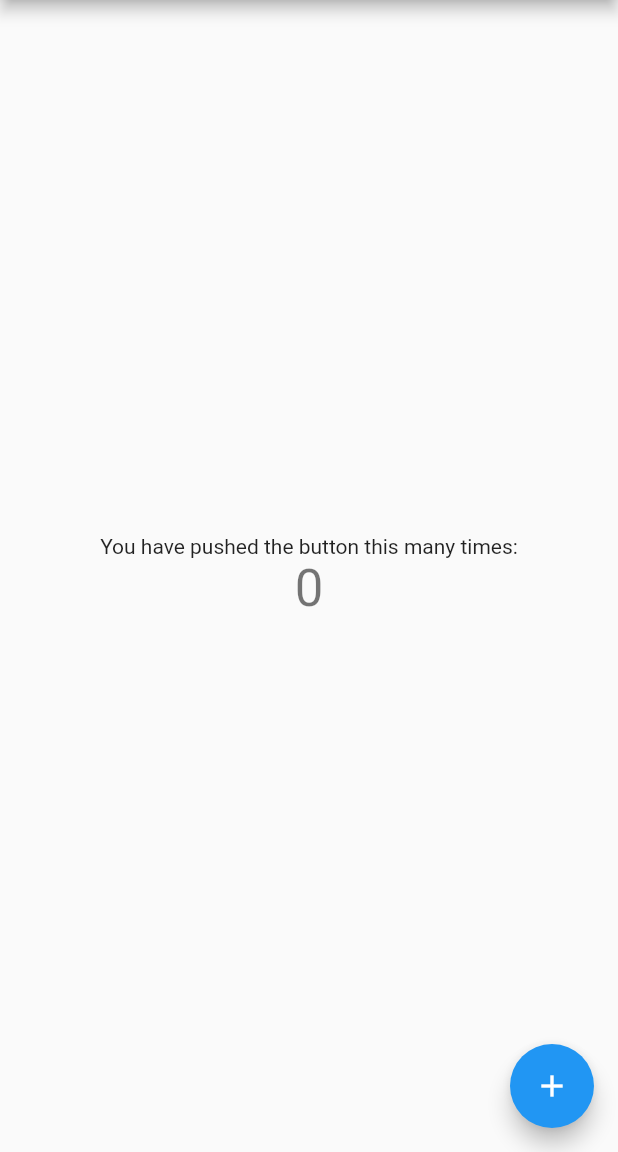
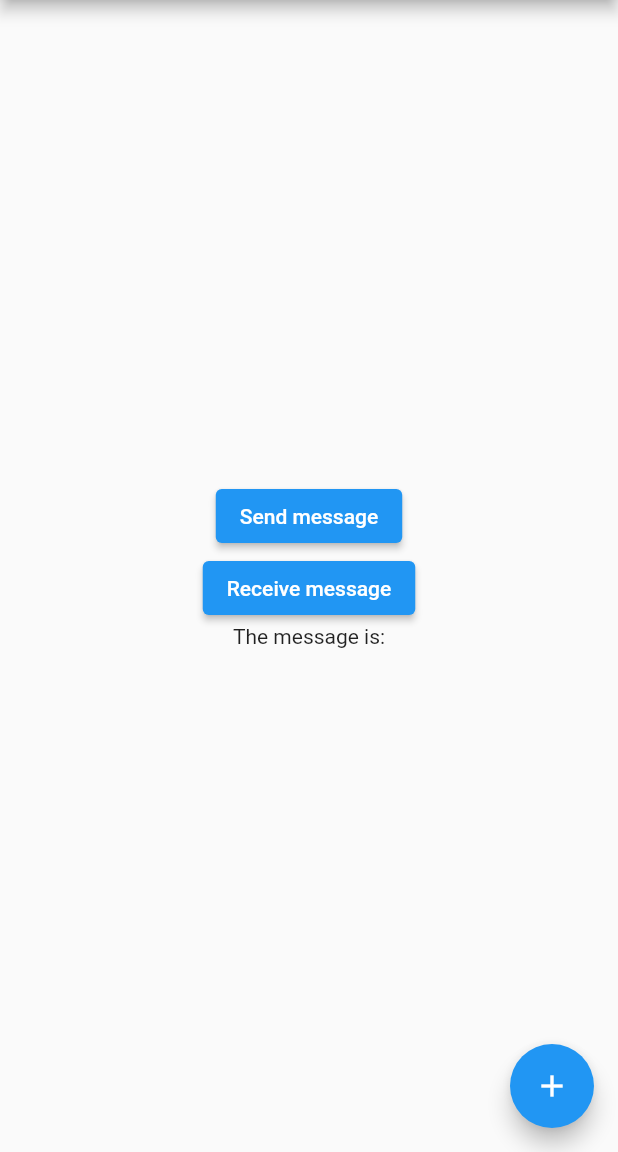
Before and after one commit to Voklen/Messaging, a Flutter app: the screen it shows after launch, on a phone screen of 412 x 824 dp, the part 84-1236 px from its top. Run offline on Flutter 3.47's test engine with Material 2 defaults, Android fonts, the phone set to English and light mode, and no system bars.

```diff
--- a/lib/main.dart
+++ b/lib/main.dart
@@ -1,3 +1,7 @@
+import 'dart:io';
+import 'dart:convert';
+import 'dart:typed_data';
+
 import 'package:flutter/material.dart';
 
 void main() {
@@ -7,21 +11,11 @@ void main() {
 class MyApp extends StatelessWidget {
   const MyApp({Key? key}) : super(key: key);
 
-  // This widget is the root of your application.
   @override
   Widget build(BuildContext context) {
     return MaterialApp(
       title: 'Flutter Demo',
       theme: ThemeData(
-        // This is the theme of your application.
-        //
-        // Try running your application with "flutter run". You'll see the
-        // application has a blue toolbar. Then, without quitting the app, try
-        // changing the primarySwatch below to Colors.green and then invoke
-        // "hot reload" (press "r" in the console where you ran "flutter run",
-        // or simply save your changes to "hot reload" in a Flutter IDE).
-        // Notice that the counter didn't reset back to zero; the application
-        // is not restarted.
         primarySwatch: Colors.blue,
       ),
       home: const MyHomePage(title: 'Flutter Demo Home Page'),
@@ -31,85 +25,105 @@ class MyApp extends StatelessWidget {
 
 class MyHomePage extends StatefulWidget {
   const MyHomePage({Key? key, required this.title}) : super(key: key);
-
-  // This widget is the home page of your application. It is stateful, meaning
-  // that it has a State object (defined below) that contains fields that affect
-  // how it looks.
-
-  // This class is the configuration for the state. It holds the values (in this
-  // case the title) provided by the parent (in this case the App widget) and
-  // used by the build method of the State. Fields in a Widget subclass are
-  // always marked "final".
-
   final String title;
 
   @override
-  State<MyHomePage> createState() => _MyHomePageState();
+  State<MyHomePage> createState() => RECEIVE();
 }
 
-class _MyHomePageState extends State<MyHomePage> {
+class RECEIVE extends State<MyHomePage> {
   int _counter = 0;
+  late Socket _socket;
+  String _message = "";
 
-  void _incrementCounter() {
+  void _getMessage() async {
+    _message = await _sendingData();
     setState(() {
-      // This call to setState tells the Flutter framework that something has
-      // changed in this State, which causes it to rerun the build method below
-      // so that the display can reflect the updated values. If we changed
-      // _counter without calling setState(), then the build method would not be
-      // called again, and so nothing would appear to happen.
       _counter++;
     });
   }
 
+  // SERVER SEND
+  Future<String> _sendingData() async {
+    ServerSocket.bind(InternetAddress.anyIPv6, 4567)
+        .then((ServerSocket server) {
+      server.listen(handleClient);
+    });
+    return "yep";
+  }
+
+  void handleClient(Socket client) {
+    print('Connection from '
+        '${client.remoteAddress.address}:${client.remotePort}');
+
+    client.write("Hello from simple server!\n");
+    client.close();
+  }
+
+  // CLIENT RECEIVE
+  void _getData() async {
+    _socket = await Socket.connect("localhost", 4567);
+    start(_socket);
+  }
+
+  void start(Socket s) {
+    var _socket = s;
+    var _address = _socket.remoteAddress.address;
+    var _port = _socket.remotePort;
+
+    _socket.listen(messageHandler,
+        onError: errorHandler, onDone: finishedHandler);
+  }
+
+  void messageHandler(Uint8List data) {
+    String message = String.fromCharCodes(data).trim();
+    setState(() {
+      _message = 'Message: $message';
+    });
+  }
+
+  void errorHandler(error) {
+    setState(() {
+      _message = 'Message: $error';
+    });
+    _socket.close();
+  }
+
+  void finishedHandler() {
+    // setState(() {
+    //   _message = 'Disconnected';
+    // });
+    _socket.close();
+  }
+
+  void write(String message) {
+    _socket.write(message);
+  }
+
   @override
   Widget build(BuildContext context) {
-    // This method is rerun every time setState is called, for instance as done
-    // by the _incrementCounter method above.
-    //
-    // The Flutter framework has been optimized to make rerunning build methods
-    // fast, so that you can just rebuild anything that needs updating rather
-    // than having to individually change instances of widgets.
     return Scaffold(
       appBar: AppBar(
-        // Here we take the value from the MyHomePage object that was created by
-        // the App.build method, and use it to set our appbar title.
         title: Text(widget.title),
       ),
       body: Center(
-        // Center is a layout widget. It takes a single child and positions it
-        // in the middle of the parent.
         child: Column(
-          // Column is also a layout widget. It takes a list of children and
-          // arranges them vertically. By default, it sizes itself to fit its
-          // children horizontally, and tries to be as tall as its parent.
-          //
-          // Invoke "debug painting" (press "p" in the console, choose the
-          // "Toggle Debug Paint" action from the Flutter Inspector in Android
-          // Studio, or the "Toggle Debug Paint" command in Visual Studio Code)
-          // to see the wireframe for each widget.
-          //
-          // Column has various properties to control how it sizes itself and
-          // how it positions its children. Here we use mainAxisAlignment to
-          // center the children vertically; the main axis here is the vertical
-          // axis because Columns are vertical (the cross axis would be
-          // horizontal).
           mainAxisAlignment: MainAxisAlignment.center,
           children: <Widget>[
-            const Text(
-              'You have pushed the button this many times:',
-            ),
-            Text(
-              '$_counter',
-              style: Theme.of(context).textTheme.headline4,
-            ),
+            ElevatedButton(
+                onPressed: _getData, child: const Text('Send message')),
+            ElevatedButton(
+                onPressed: _getMessage, child: const Text('Receive message')),
+            const Text('The message is:'),
+            Text(_message)
           ],
         ),
       ),
       floatingActionButton: FloatingActionButton(
-        onPressed: _incrementCounter,
+        onPressed: _getMessage,
         tooltip: 'Increment',
         child: const Icon(Icons.add),
-      ), // This trailing comma makes auto-formatting nicer for build methods.
+      ),
     );
   }
 }
```
